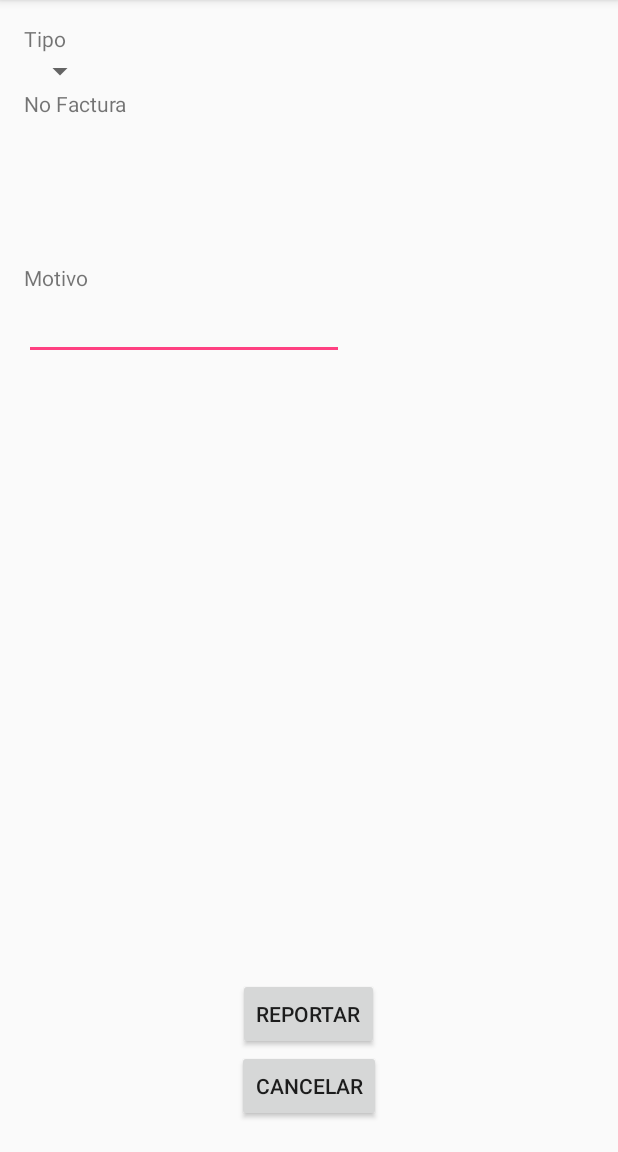
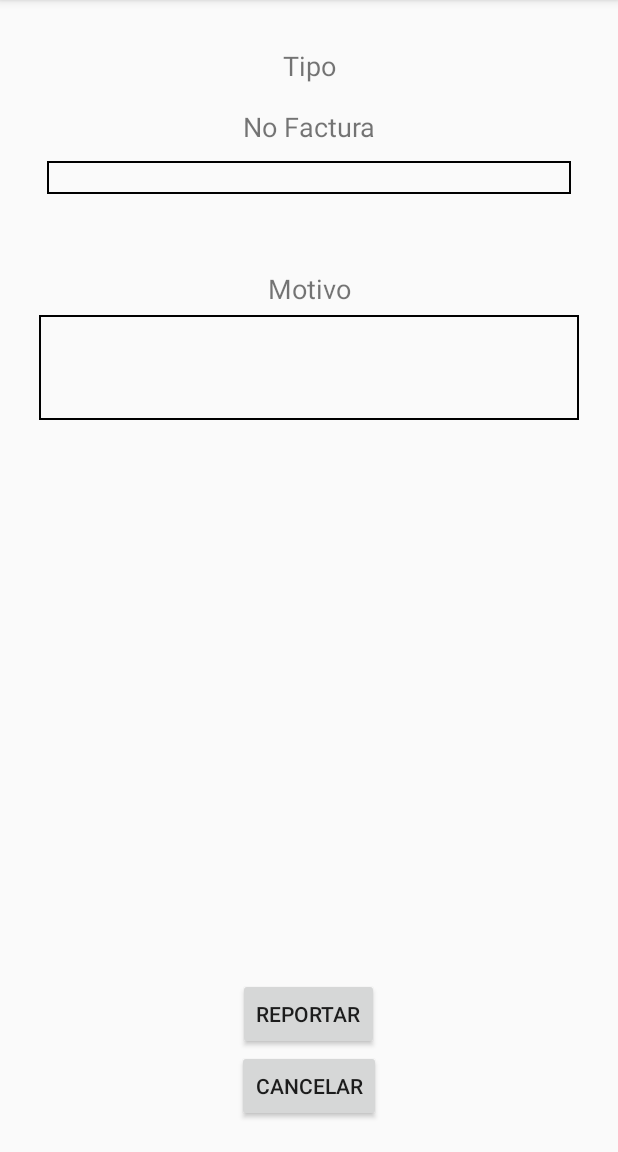
Before and after one commit to Malone/sistemarepartomovil, an Android app: the InvoiceActivity screen opened directly, with no data from a screen before it, after a tap on "No Entregado", on a phone screen of 412 x 824 dp, the part 84-1236 px from its top. Run offline under Robolectric (Android 15) with nearby library versions, the phone set to English and light mode, and no system bars; network calls fail; 2 statements that could not run were skipped.

```diff
--- a/app/src/main/java/com/adis/srm/sistemarepartomovil/parsepersist/JsonParserPersister.java
+++ b/app/src/main/java/com/adis/srm/sistemarepartomovil/parsepersist/JsonParserPersister.java
@@ -6,14 +6,15 @@ import com.adis.srm.sistemarepartomovil.entity.NoEntrega;
 import com.adis.srm.sistemarepartomovil.entity.Pedido;
 import com.adis.srm.sistemarepartomovil.entity.Producto;
 import com.adis.srm.sistemarepartomovil.entity.Repartidor;
+import com.adis.srm.sistemarepartomovil.entity.ReporteNoEntrega;
 
 import org.json.JSONArray;
 import org.json.JSONException;
 import org.json.JSONObject;
 
 import java.math.BigDecimal;
-import java.math.MathContext;
 import java.math.RoundingMode;
+import java.util.List;
 
 /**
  * Created by Equipo on 06/05/2016.
@@ -22,6 +23,7 @@ public class JsonParserPersister {
 
     public static void parse(String response){
         try {
+            bulkDatabase();
             JSONObject jsonResponse = new JSONObject(response);
             JSONObject repartidorJson = jsonResponse.getJSONObject(Constants.JSON_REPARTIDOR);
             Repartidor repartidor = persistRepartidor(repartidorJson);
@@ -142,4 +144,19 @@ public class JsonParserPersister {
         }
     }
 
+    private static void bulkDatabase(){
+        List<Producto> productos = Producto.listAll(Producto.class);
+        Producto.deleteAll(Producto.class);
+        List<Cliente> cliente = Cliente.listAll(Cliente.class);
+        Cliente.deleteAll(Cliente.class);
+        List<Pedido> pedido = Pedido.listAll(Pedido.class);
+        Pedido.deleteAll(Pedido.class);
+        List<NoEntrega> noEntrega = NoEntrega.listAll(NoEntrega.class);
+        NoEntrega.deleteAll(NoEntrega.class);
+        List<Repartidor> repartidors = Repartidor.listAll(Repartidor.class);
+        Repartidor.deleteAll(Repartidor.class);
+        List<ReporteNoEntrega> reporteNoEntregas = ReporteNoEntrega.listAll(ReporteNoEntrega.class);
+        ReporteNoEntrega.deleteAll(ReporteNoEntrega.class);
+    }
+
 }
--- a/app/src/main/java/com/adis/srm/sistemarepartomovil/parsepersist/Retriever.java
+++ b/app/src/main/java/com/adis/srm/sistemarepartomovil/parsepersist/Retriever.java
@@ -18,7 +18,8 @@ public class Retriever {
 
     public static List<FacturaListView> retrieveFacturaList(){
 
-        List<Pedido> pedidosList = Pedido.listAll(Pedido.class);
+        //List<Pedido> pedidosList = Pedido.listAll(Pedido.class);
+        List<Pedido> pedidosList = Pedido.find(Pedido.class, "estado = ?", "no entregado");
         List<FacturaListView> facturaList = new ArrayList<FacturaListView>();
 
         for(Pedido pedido : pedidosList){
@@ -91,9 +92,10 @@ public class Retriever {
     public static void entregarPedido(String idPedido){
         List<Pedido> pedidoList = Pedido.listAll(Pedido.class);
         for(Pedido pedido : pedidoList){
-            if(idPedido.equalsIgnoreCase(String.valueOf(pedido.getNumeroPedido())));
+            if(idPedido.equalsIgnoreCase(String.valueOf(pedido.getNumeroPedido()))) {
                 pedido.setEstado("entregado");
                 pedido.save();
+            }
         }
     }
 
--- a/app/src/main/res/layout/activity_no_entregar.xml
+++ b/app/src/main/res/layout/activity_no_entregar.xml
@@ -37,24 +37,31 @@
         android:orientation="vertical"
         android:layout_width="match_parent"
         android:layout_height="match_parent"
-        android:layout_above="@+id/relativeLayout">
+        android:layout_above="@+id/relativeLayout"
+        android:layout_margin="10dp">
 
 
-        <RelativeLayout
+        <LinearLayout
             android:orientation="horizontal"
             android:layout_width="match_parent"
             android:layout_height="wrap_content"
-            android:id="@+id/linearLayout2">
+            android:id="@+id/linearLayout2"
+            android:layout_gravity="center">
 
             <TextView
-                android:layout_width="wrap_content"
+                android:layout_width="0px"
                 android:layout_height="wrap_content"
                 android:text="Tipo"
-                android:id="@+id/tvIdPedidoLabel" />
+                android:id="@+id/tvIdPedidoLabel"
+                android:layout_margin="5dp"
+                android:layout_centerHorizontal="true"
+                android:textSize="18dp"
+                android:layout_weight="1"
+                android:gravity="center_horizontal" />
 
-        </RelativeLayout>
+        </LinearLayout>
 
-        <RelativeLayout
+        <LinearLayout
             android:orientation="horizontal"
             android:layout_width="match_parent"
             android:layout_height="wrap_content"
@@ -65,13 +72,14 @@
 
 
             <Spinner
-                android:layout_width="wrap_content"
+                android:layout_width="match_parent"
                 android:layout_height="wrap_content"
+                android:background="@drawable/cell_shape"
                 android:id="@+id/spinner"
-                />
-        </RelativeLayout>
+                android:layout_marginBottom="5dp" />
+        </LinearLayout>
 
-        <RelativeLayout
+        <LinearLayout
             android:orientation="horizontal"
             android:layout_width="match_parent"
             android:layout_height="wrap_content"
@@ -81,12 +89,17 @@
             android:id="@+id/linearLayout8">
 
             <TextView
-                android:layout_width="wrap_content"
+                android:layout_width="0px"
                 android:layout_height="wrap_content"
                 android:text="No Factura"
+                android:layout_margin="5dp"
+                android:layout_centerHorizontal="true"
+                android:textSize="18dp"
+                android:layout_weight="1"
+                android:gravity="center_horizontal"
                 android:id="@+id/tvIVALabel" />
 
-        </RelativeLayout>
+        </LinearLayout>
 
         <LinearLayout
             android:orientation="horizontal"
@@ -98,14 +111,20 @@
             android:id="@+id/linearLayout6">
 
             <TextView
-                android:layout_width="wrap_content"
+                android:layout_width="0px"
                 android:layout_height="wrap_content"
+                android:background="@drawable/cell_shape"
+                android:layout_margin="5dp"
+                android:layout_centerHorizontal="true"
+                android:textSize="16dp"
+                android:gravity="center_horizontal"
+                android:layout_weight="1"
                 android:text="Aqui va el No Factura"
                 android:id="@+id/tvNoFactura" />
 
         </LinearLayout>
 
-        <RelativeLayout
+        <LinearLayout
             android:orientation="horizontal"
             android:layout_width="match_parent"
             android:layout_height="wrap_content"
@@ -113,26 +132,31 @@
             android:layout_below="@+id/linearLayout3"
             android:layout_alignParentLeft="true"
             android:layout_alignParentStart="true"
-            android:layout_marginTop="77dp">
+            android:layout_marginTop="40dp">
 
             <TextView
                 android:layout_width="wrap_content"
                 android:layout_height="wrap_content"
+                android:layout_margin="5dp"
+                android:layout_centerHorizontal="true"
+                android:textSize="18dp"
+                android:layout_weight="1"
+                android:gravity="center_horizontal"
                 android:text="Motivo"
                 android:id="@+id/tvMotivo" />
 
-        </RelativeLayout>
+        </LinearLayout>
 
         <LinearLayout
             android:orientation="vertical"
-            android:layout_width="wrap_content"
+            android:layout_width="match_parent"
             android:layout_height="wrap_content">
 
             <EditText
-                android:layout_width="wrap_content"
-                android:layout_height="wrap_content"
+                android:layout_width="match_parent"
+                android:layout_height="70dp"
                 android:inputType="textMultiLine"
-                android:ems="10"
+                android:background="@drawable/cell_shape"
                 android:id="@+id/etMotivo" />
         </LinearLayout>
 
```
